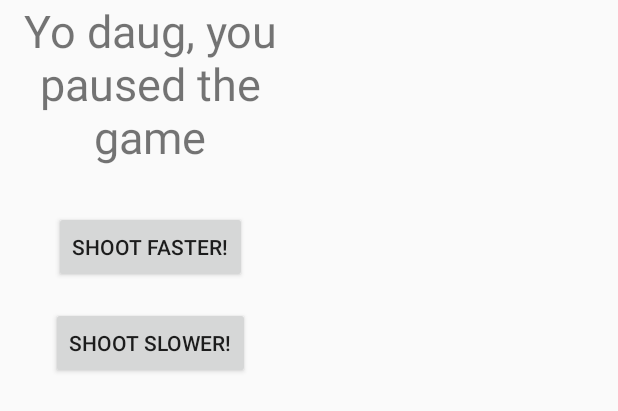
After one commit to funsunac/Playground, an Android app: the layout popup_pause.xml on its own in the app's theme, with its tools: preview values and no code run, on a phone screen of 412 x 824 dp. The commit adds this screen. Shown: the top 411 px of the screen. Run offline under Robolectric (Android 15) with nearby library versions, the phone set to English and light mode, and no system bars.

Commit message:
Added pause button and pause settings menu.

```diff
--- a/app/build.gradle
+++ b/app/build.gradle
@@ -16,12 +16,17 @@ android {
             proguardFiles getDefaultProguardFile('proguard-android.txt'), 'proguard-rules.pro'
         }
     }
+    compileOptions {
+        targetCompatibility 1.8
+        sourceCompatibility 1.8
+    }
 }
 
 dependencies {
     implementation fileTree(dir: 'libs', include: ['*.jar'])
     implementation 'com.android.support:appcompat-v7:27.1.0'
     implementation 'com.android.support.constraint:constraint-layout:1.0.2'
+    implementation 'com.android.support:support-v4:27.1.0'
     testImplementation 'junit:junit:4.12'
     androidTestImplementation 'com.android.support.test:runner:1.0.1'
     androidTestImplementation 'com.android.support.test.espresso:espresso-core:3.0.1'
--- a/app/src/main/AndroidManifest.xml
+++ b/app/src/main/AndroidManifest.xml
@@ -9,15 +9,15 @@
         android:roundIcon="@mipmap/ic_launcher_round"
         android:supportsRtl="true"
         android:theme="@style/AppTheme">
-        <activity android:name=".SplashActivity">
+        <activity android:name=".GameActivity">
             <intent-filter>
                 <action android:name="android.intent.action.MAIN" />
 
                 <category android:name="android.intent.category.LAUNCHER" />
             </intent-filter>
         </activity>
-        <activity android:name=".MainActivity"></activity>
-        <activity android:name=".GameActivity"></activity>
+        <!--<activity android:name=".MainActivity"></activity>-->
+        <!--<activity android:name=".GameActivity"></activity>-->
     </application>
 
 </manifest>
--- /dev/null
+++ b/app/src/main/res/layout/popup_pause.xml
@@ -0,0 +1,44 @@
+<?xml version="1.0" encoding="utf-8"?>
+<android.support.constraint.ConstraintLayout xmlns:android="http://schemas.android.com/apk/res/android"
+    xmlns:app="http://schemas.android.com/apk/res-auto"
+    xmlns:tools="http://schemas.android.com/tools"
+    android:id="@+id/pauseWindow"
+    android:layout_width="wrap_content"
+    android:layout_height="wrap_content">
+
+    <TextView
+        android:id="@+id/textView"
+        android:layout_width="200dp"
+        android:layout_height="wrap_content"
+        android:layout_marginBottom="29dp"
+        android:text="Yo daug, you paused the game"
+        android:textAlignment="center"
+        android:textSize="30sp"
+        app:layout_constraintBottom_toTopOf="@+id/option1"
+        app:layout_constraintEnd_toEndOf="parent"
+        app:layout_constraintStart_toStartOf="parent" />
+
+    <Button
+        android:id="@+id/option1"
+        android:layout_width="wrap_content"
+        android:layout_height="wrap_content"
+        android:layout_marginBottom="16dp"
+        android:layout_marginEnd="16dp"
+        android:layout_marginStart="16dp"
+        android:text="Shoot faster!"
+        app:layout_constraintBottom_toTopOf="@+id/option2"
+        app:layout_constraintEnd_toEndOf="parent"
+        app:layout_constraintStart_toStartOf="parent" />
+
+    <Button
+        android:id="@+id/option2"
+        android:layout_width="wrap_content"
+        android:layout_height="wrap_content"
+        android:layout_marginBottom="24dp"
+        android:layout_marginEnd="16dp"
+        android:layout_marginStart="16dp"
+        android:text="Shoot slower!"
+        app:layout_constraintBottom_toBottomOf="parent"
+        app:layout_constraintEnd_toEndOf="parent"
+        app:layout_constraintStart_toStartOf="parent" />
+</android.support.constraint.ConstraintLayout>
--- a/app/src/main/res/values/strings.xml
+++ b/app/src/main/res/values/strings.xml
@@ -22,4 +22,7 @@
         \nNG Hoi Wa, Paul (20025578)
         \nWONG Kam Yi, Janice (20030531)
     </string>
+
+    <!-- TODO: Remove or change this placeholder text -->
+    <string name="hello_blank_fragment">Hello blank fragment</string>
 </resources>
```
Also changed, not shown: app/src/main/java/com/company/g1/a1g1_madp/Game.java (+11 -8 lines), app/src/main/java/com/company/g1/a1g1_madp/GameActivity.java (+4 -3 lines), app/src/main/java/com/company/g1/a1g1_madp/GameUI.java (added, +95 -0 lines), app/src/main/java/com/company/g1/a1g1_madp/GameView.java (+0 -15 lines), app/src/main/java/com/company/g1/a1g1_madp/Spaceship.java (+3 -4 lines), app/src/main/res/layout/activity_game.xml (+17 -3 lines).
